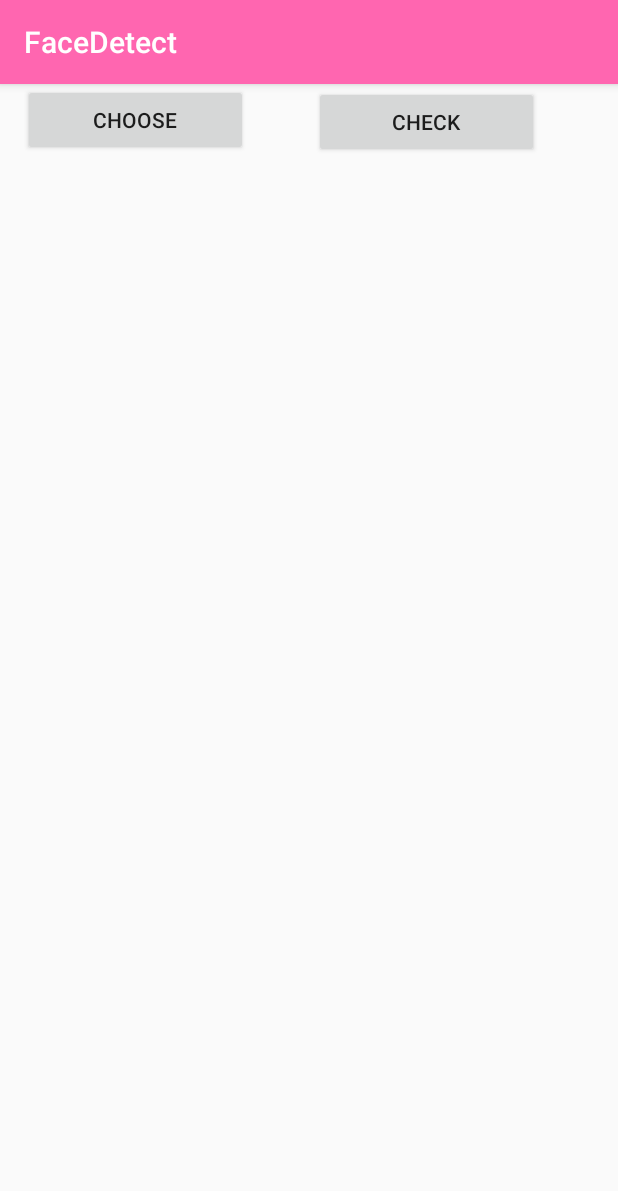
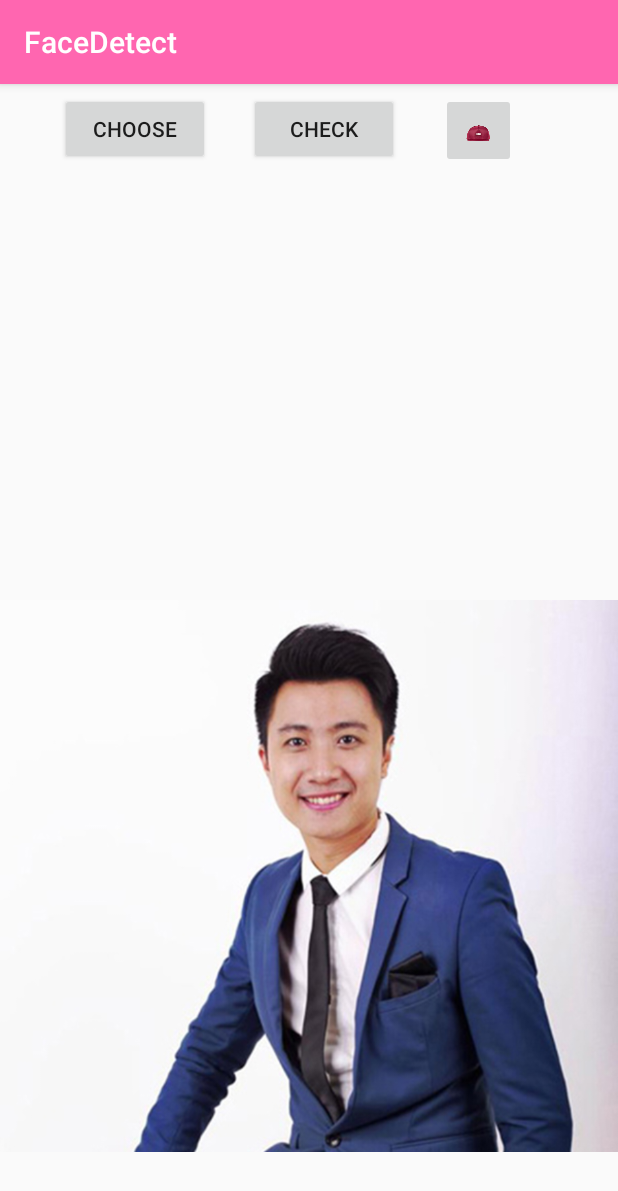
Before and after one commit to nahbiphung/FaceDetect, an Android app: the PhotoDetector screen opened directly, with no data from a screen before it, on a phone screen of 412 x 824 dp. Shown: the top 1191 px of the screen. Run offline under Robolectric (Android 15) with nearby library versions, the phone set to English and light mode, and no system bars.

Commit message:
PhotoDetector now can add hat v0.2

```diff
--- a/app/src/main/AndroidManifest.xml
+++ b/app/src/main/AndroidManifest.xml
@@ -23,7 +23,7 @@
                 <category android:name="android.intent.category.LAUNCHER" />
             </intent-filter>
         </activity>
-        <activity android:name=".PhotoDetector"></activity>
+        <activity android:name=".PhotoDetector"/>
         <activity android:name=".FaceTrackerActivity"
             android:screenOrientation="fullSensor"/>
 
--- a/app/src/main/java/com/example/admin/facedetect/FaceGraphic.java
+++ b/app/src/main/java/com/example/admin/facedetect/FaceGraphic.java
@@ -15,6 +15,9 @@
  */
 package com.example.admin.facedetect;
 
+import android.content.res.Resources;
+import android.graphics.Bitmap;
+import android.graphics.BitmapFactory;
 import android.graphics.Canvas;
 import android.graphics.Color;
 import android.graphics.Paint;
@@ -104,6 +107,9 @@ class FaceGraphic extends GraphicOverlay.Graphic {
         canvas.drawText("right eye: " + String.format("%.2f", face.getIsRightEyeOpenProbability()), x + ID_X_OFFSET * 2, y + ID_Y_OFFSET * 2, mIdPaint);
         canvas.drawText("left eye: " + String.format("%.2f", face.getIsLeftEyeOpenProbability()), x - ID_X_OFFSET*2, y - ID_Y_OFFSET*2, mIdPaint);
 
+        Bitmap bmRedHat = BitmapFactory.decodeResource(Resources.getSystem(),R.drawable.redhat);
+        canvas.drawBitmap(bmRedHat, x , y , mIdPaint);
+
         // Draws a bounding box around the face.
         float xOffset = scaleX(face.getWidth() / 2.0f);
         float yOffset = scaleY(face.getHeight() / 2.0f);
--- a/app/src/main/res/layout/activity_photo_detector.xml
+++ b/app/src/main/res/layout/activity_photo_detector.xml
@@ -10,29 +10,42 @@
         android:id="@+id/imagesView"
         android:layout_width="match_parent"
         android:layout_height="400dp"
-        android:layout_centerVertical="true" />
+        android:layout_alignParentBottom="true"
+        android:layout_marginBottom="40dp" />
 
     <Button
         android:id="@+id/btn_choose"
-        android:layout_width="150dp"
+        android:layout_width="100dp"
         android:layout_height="wrap_content"
         android:layout_alignParentStart="true"
         android:layout_alignParentLeft="true"
         android:layout_alignParentTop="true"
-        android:layout_marginStart="15dp"
-        android:layout_marginLeft="15dp"
-        android:layout_marginTop="0dp"
+        android:layout_marginStart="40dp"
+        android:layout_marginLeft="40dp"
+        android:layout_marginTop="6dp"
         android:text="Choose" />
 
     <Button
         android:id="@+id/btn_check"
-        android:layout_width="150dp"
+        android:layout_width="100dp"
         android:layout_height="wrap_content"
         android:layout_alignParentStart="true"
         android:layout_alignParentLeft="true"
         android:layout_alignParentTop="true"
-        android:layout_marginStart="209dp"
-        android:layout_marginLeft="209dp"
-        android:layout_marginTop="1dp"
+        android:layout_marginStart="166dp"
+        android:layout_marginLeft="166dp"
+        android:layout_marginTop="6dp"
         android:text="Check" />
+
+    <ImageButton
+        android:id="@+id/imb_redhat"
+        android:layout_width="50dp"
+        android:layout_height="50dp"
+        android:layout_alignTop="@+id/btn_check"
+        android:layout_alignParentStart="true"
+        android:layout_alignParentLeft="true"
+        android:layout_marginStart="294dp"
+        android:layout_marginLeft="294dp"
+        android:scaleType="centerCrop"
+        android:src="@drawable/redhat" />
 </RelativeLayout>
```
Also changed, not shown: app/src/main/java/com/example/admin/facedetect/PhotoDetector.java (+60 -6 lines), app/src/main/res/drawable/redhat.png (added).
